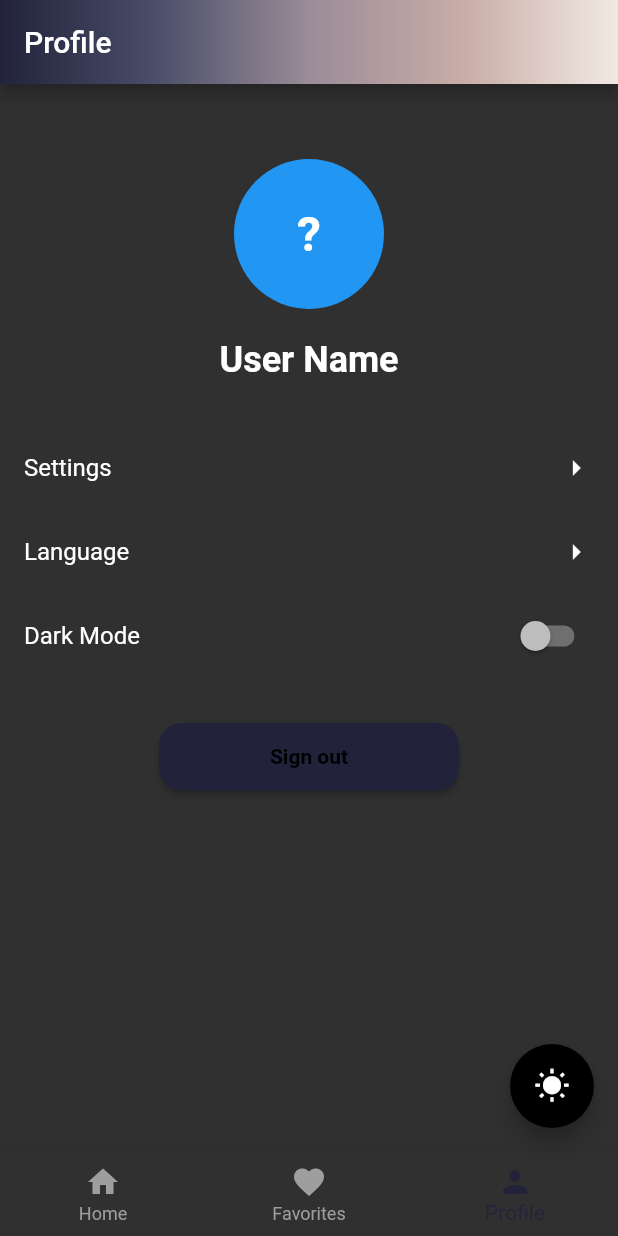
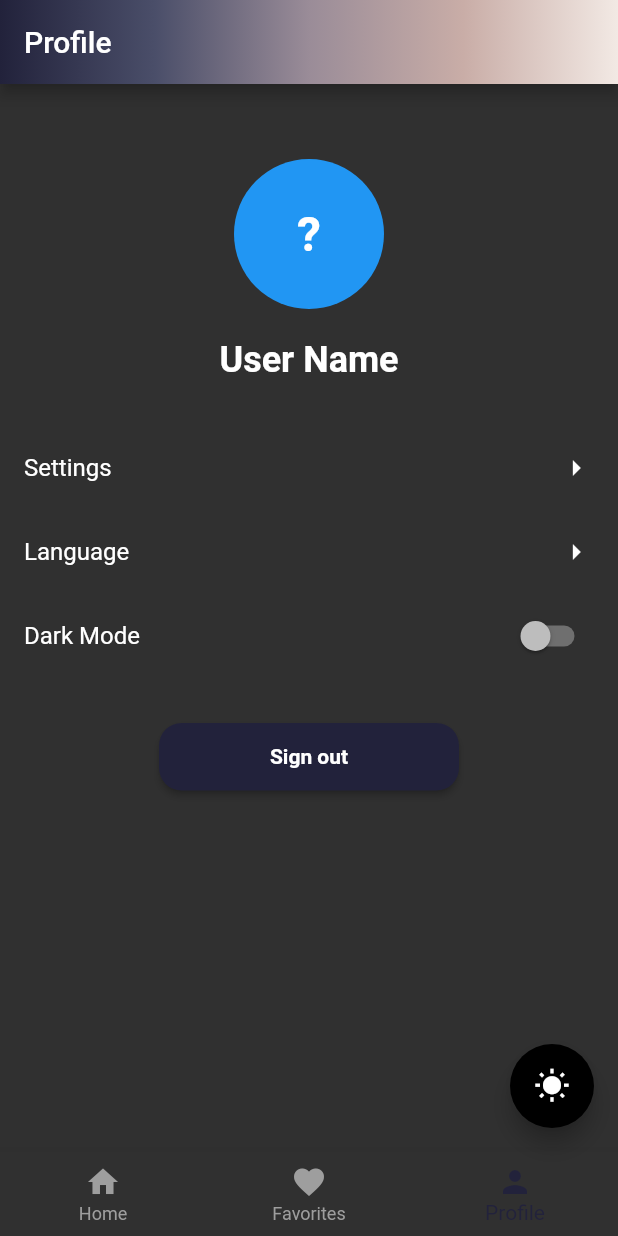
Before and after one commit to Nour-2003/E-Commerce_FlutterApp, a Flutter app: the screen it shows once a user with an empty profile is signed in, item 3 of the bottom bar chosen, on a phone screen of 412 x 824 dp. Run offline on Flutter 3.47's test engine with Material 2 defaults, Android fonts, the light colour scheme and no system bars; our stand-ins replace dio, firebase_auth, firebase_core, flutter_svg, google_sign_in, sqflite; accounts and stored records are empty; network calls fail.

Commit message:
Changing the colors

```diff
--- a/lib/profile.dart
+++ b/lib/profile.dart
@@ -107,10 +107,14 @@ class Profile extends StatelessWidget {
                     ),
                     backgroundColor: const Color(0xff22223b),
                   ),
-                  child: Text(
+                  child:Text(
                     "Sign out",
-                    style: TextStyle(fontWeight: FontWeight.w700),
-                  ),
+                    style: TextStyle(
+                      fontWeight: FontWeight.w700,
+                      color: Colors.white,
+                    ),
+                  )
+
                 ),
               ),
             ],
```
